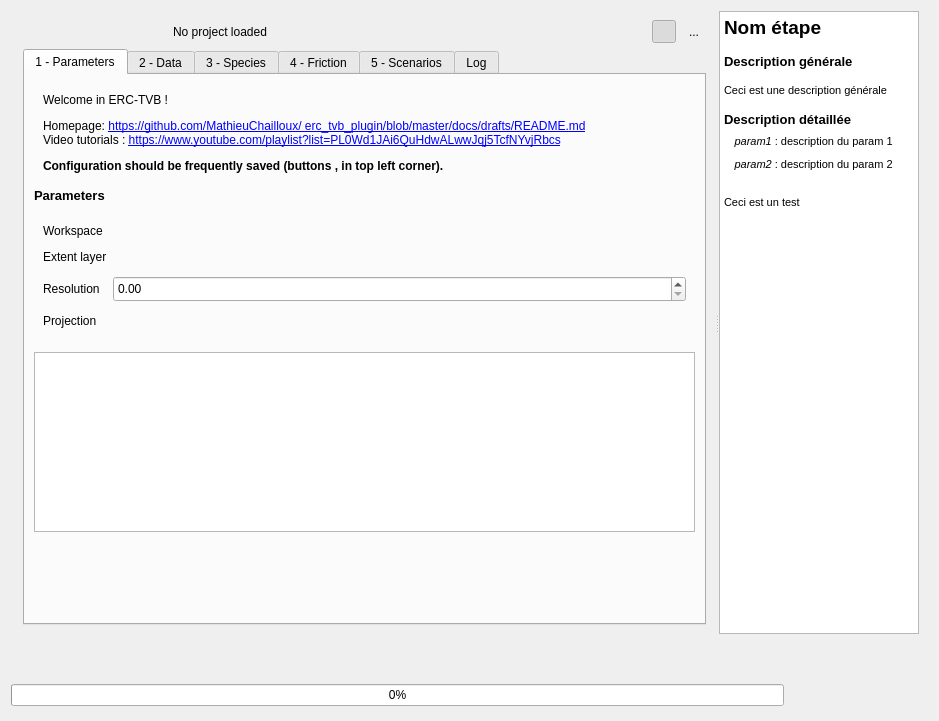
Old version of the form ui/erc_tvb_plugin_dialog_base.ui in the repository MathieuChailloux/MitiConnect.
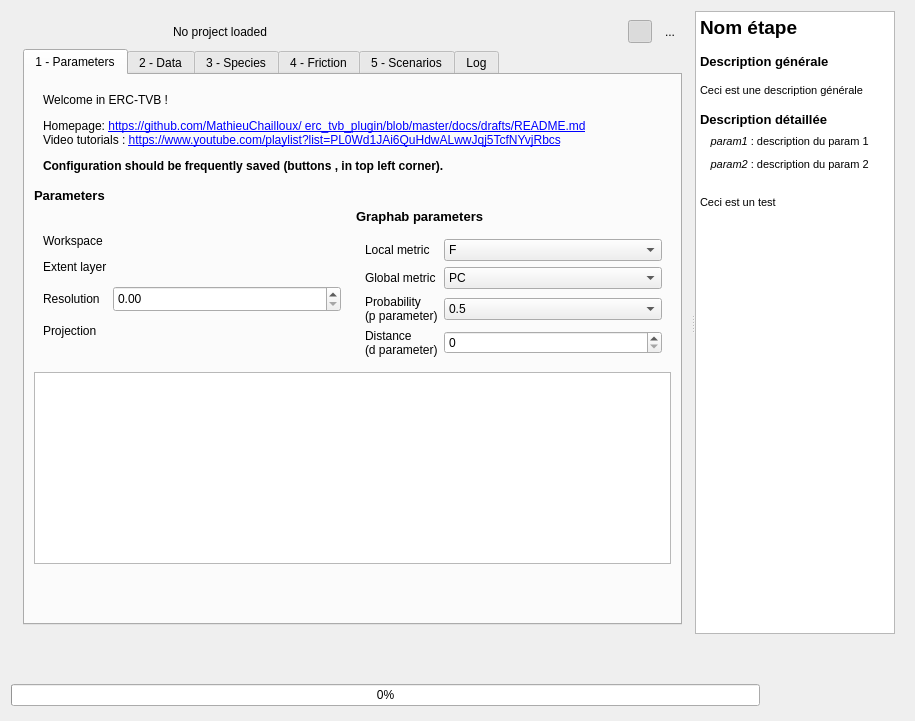
New version of the form. Icons and pictures are not drawn. Custom widgets are drawn as their Qt base class.

Commit message: Add graphab parameters

Diff of the .ui file:
```diff
--- a/ui/erc_tvb_plugin_dialog_base.ui
+++ b/ui/erc_tvb_plugin_dialog_base.ui
@@ -6,7 +6,7 @@
    <rect>
     <x>0</x>
     <y>0</y>
-    <width>939</width>
+    <width>915</width>
     <height>721</height>
    </rect>
   </property>
@@ -83,7 +83,7 @@
            <rect>
             <x>0</x>
             <y>0</y>
-            <width>704</width>
+            <width>680</width>
             <height>627</height>
            </rect>
           </property>
@@ -299,11 +299,51 @@
               <attribute name="title">
                <string>1 - Parameters</string>
               </attribute>
-              <layout class="QVBoxLayout" name="verticalLayout_2">
-               <item>
+              <layout class="QGridLayout" name="gridLayout_14">
+               <item row="4" column="0" colspan="2">
+                <widget class="QTableView" name="paramsView">
+                 <property name="enabled">
+                  <bool>true</bool>
+                 </property>
+                 <property name="sizePolicy">
+                  <sizepolicy hsizetype="Expanding" vsizetype="Expanding">
+                   <horstretch>0</horstretch>
+                   <verstretch>0</verstretch>
+                  </sizepolicy>
+                 </property>
+                 <property name="minimumSize">
+                  <size>
+                   <width>0</width>
+                   <height>180</height>
+                  </size>
+                 </property>
+                 <property name="maximumSize">
+                  <size>
+                   <width>16777215</width>
+                   <height>16777215</height>
+                  </size>
+                 </property>
+                 <property name="editTriggers">
+                  <set>QAbstractItemView::NoEditTriggers</set>
+                 </property>
+                 <property name="dragEnabled">
+                  <bool>false</bool>
+                 </property>
+                 <property name="alternatingRowColors">
+                  <bool>false</bool>
+                 </property>
+                 <property name="selectionBehavior">
+                  <enum>QAbstractItemView::SelectItems</enum>
+                 </property>
+                 <property name="sortingEnabled">
+                  <bool>false</bool>
+                 </property>
+                </widget>
+               </item>
+               <item row="0" column="0" colspan="2">
                 <widget class="QFrame" name="frame_14">
                  <property name="sizePolicy">
-                  <sizepolicy hsizetype="Preferred" vsizetype="Expanding">
+                  <sizepolicy hsizetype="Preferred" vsizetype="Fixed">
                    <horstretch>0</horstretch>
                    <verstretch>0</verstretch>
                   </sizepolicy>
@@ -324,7 +364,7 @@
                   <item row="0" column="0">
                    <widget class="QLabel" name="label_11">
                     <property name="sizePolicy">
-                     <sizepolicy hsizetype="Preferred" vsizetype="Expanding">
+                     <sizepolicy hsizetype="Preferred" vsizetype="Fixed">
                       <horstretch>0</horstretch>
                       <verstretch>0</verstretch>
                      </sizepolicy>
@@ -340,7 +380,162 @@
                  </layout>
                 </widget>
                </item>
-               <item>
+               <item row="2" column="1">
+                <widget class="QLabel" name="paramlabel_2">
+                 <property name="sizePolicy">
+                  <sizepolicy hsizetype="Fixed" vsizetype="Fixed">
+                   <horstretch>0</horstretch>
+                   <verstretch>0</verstretch>
+                  </sizepolicy>
+                 </property>
+                 <property name="font">
+                  <font>
+                   <pointsize>10</pointsize>
+                   <weight>75</weight>
+                   <bold>true</bold>
+                  </font>
+                 </property>
+                 <property name="text">
+                  <string>Graphab parameters</string>
+                 </property>
+                </widget>
+               </item>
+               <item row="3" column="1">
+                <widget class="QFrame" name="frame_15">
+                 <property name="sizePolicy">
+                  <sizepolicy hsizetype="Expanding" vsizetype="Fixed">
+                   <horstretch>0</horstretch>
+                   <verstretch>0</verstretch>
+                  </sizepolicy>
+                 </property>
+                 <property name="minimumSize">
+                  <size>
+                   <width>0</width>
+                   <height>107</height>
+                  </size>
+                 </property>
+                 <property name="frameShape">
+                  <enum>QFrame::NoFrame</enum>
+                 </property>
+                 <property name="frameShadow">
+                  <enum>QFrame::Raised</enum>
+                 </property>
+                 <layout class="QGridLayout" name="gridLayout_13">
+                  <item row="0" column="0">
+                   <widget class="QLabel" name="label_48">
+                    <property name="sizePolicy">
+                     <sizepolicy hsizetype="Fixed" vsizetype="Fixed">
+                      <horstretch>0</horstretch>
+                      <verstretch>0</verstretch>
+                     </sizepolicy>
+                    </property>
+                    <property name="text">
+                     <string>Local metric</string>
+                    </property>
+                   </widget>
+                  </item>
+                  <item row="0" column="1">
+                   <widget class="QComboBox" name="localMetric">
+                    <item>
+                     <property name="text">
+                      <string>F</string>
+                     </property>
+                    </item>
+                    <item>
+                     <property name="text">
+                      <string>IF</string>
+                     </property>
+                    </item>
+                    <item>
+                     <property name="text">
+                      <string>BC</string>
+                     </property>
+                    </item>
+                   </widget>
+                  </item>
+                  <item row="1" column="0">
+                   <widget class="QLabel" name="label_49">
+                    <property name="sizePolicy">
+                     <sizepolicy hsizetype="Fixed" vsizetype="Fixed">
+                      <horstretch>0</horstretch>
+                      <verstretch>0</verstretch>
+                     </sizepolicy>
+                    </property>
+                    <property name="text">
+                     <string>Global metric</string>
+                    </property>
+                   </widget>
+                  </item>
+                  <item row="1" column="1">
+                   <widget class="QComboBox" name="globalMetric">
+                    <item>
+                     <property name="text">
+                      <string>PC</string>
+                     </property>
+                    </item>
+                    <item>
+                     <property name="text">
+                      <string>EC</string>
+                     </property>
+                    </item>
+                    <item>
+                     <property name="text">
+                      <string>IIC</string>
+                     </property>
+                    </item>
+                   </widget>
+                  </item>
+                  <item row="2" column="0">
+                   <widget class="QLabel" name="label_50">
+                    <property name="sizePolicy">
+                     <sizepolicy hsizetype="Fixed" vsizetype="Fixed">
+                      <horstretch>0</horstretch>
+                      <verstretch>0</verstretch>
+                     </sizepolicy>
+                    </property>
+                    <property name="text">
+                     <string>&lt;html&gt;&lt;head/&gt;&lt;body&gt;&lt;p&gt;Probability&lt;br/&gt;(p parameter)&lt;/p&gt;&lt;/body&gt;&lt;/html&gt;</string>
+                    </property>
+                   </widget>
+                  </item>
+                  <item row="2" column="1">
+                   <widget class="QComboBox" name="probaParam">
+                    <item>
+                     <property name="text">
+                      <string>0.5</string>
+                     </property>
+                    </item>
+                    <item>
+                     <property name="text">
+                      <string>0.05</string>
+                     </property>
+                    </item>
+                   </widget>
+                  </item>
+                  <item row="3" column="0">
+                   <widget class="QLabel" name="label_51">
+                    <property name="sizePolicy">
+                     <sizepolicy hsizetype="Fixed" vsizetype="Fixed">
+                      <horstretch>0</horstretch>
+                      <verstretch>0</verstretch>
+                     </sizepolicy>
+                    </property>
+                    <property name="text">
+                     <string>&lt;html&gt;&lt;head/&gt;&lt;body&gt;&lt;p&gt;Distance&lt;br/&gt;(d parameter)&lt;/p&gt;&lt;/body&gt;&lt;/html&gt;</string>
+                    </property>
+                   </widget>
+                  </item>
+                  <item row="3" column="1">
+                   <widget class="QgsSpinBox" name="distParam">
+                    <property name="maximum">
+                     <number>999999999</number>
+                    </property>
+                   </widget>
+                  </item>
+                 </layout>
+                </widget>
+               </item>
+               <item row="1" column="0">
                 <widget class="QLabel" name="paramlabel">
                  <property name="sizePolicy">
                   <sizepolicy hsizetype="Fixed" vsizetype="Fixed">
@@ -360,7 +555,7 @@
                  </property>
                 </widget>
                </item>
-               <item>
+               <item row="2" column="0" rowspan="2">
                 <widget class="QFrame" name="frame_12">
                  <property name="sizePolicy">
                   <sizepolicy hsizetype="Expanding" vsizetype="Fixed">
@@ -488,47 +683,7 @@
                  </layout>
                 </widget>
                </item>
-               <item>
-                <widget class="QTableView" name="paramsView">
-                 <property name="enabled">
-                  <bool>true</bool>
-                 </property>
-                 <property name="sizePolicy">
-                  <sizepolicy hsizetype="Expanding" vsizetype="Fixed">
-                   <horstretch>0</horstretch>
-                   <verstretch>0</verstretch>
-                  </sizepolicy>
-                 </property>
-                 <property name="minimumSize">
-                  <size>
-                   <width>0</width>
-                   <height>180</height>
-                  </size>
-                 </property>
-                 <property name="maximumSize">
-                  <size>
-                   <width>16777215</width>
-                   <height>180</height>
-                  </size>
-                 </property>
-                 <property name="editTriggers">
-                  <set>QAbstractItemView::NoEditTriggers</set>
-                 </property>
-                 <property name="dragEnabled">
-                  <bool>false</bool>
-                 </property>
-                 <property name="alternatingRowColors">
-                  <bool>false</bool>
-                 </property>
-                 <property name="selectionBehavior">
-                  <enum>QAbstractItemView::SelectItems</enum>
-                 </property>
-                 <property name="sortingEnabled">
-                  <bool>false</bool>
-                 </property>
-                </widget>
-               </item>
-               <item>
+               <item row="5" column="1">
                 <spacer name="verticalSpacer">
                  <property name="orientation">
                   <enum>Qt::Vertical</enum>
@@ -2634,6 +2789,11 @@
    <header>qgsprojectionselectionwidget.h</header>
    <container>1</container>
   </customwidget>
+  <customwidget>
+   <class>QgsSpinBox</class>
+   <extends>QSpinBox</extends>
+   <header>qgsspinbox.h</header>
+  </customwidget>
   <customwidget>
    <class>QgsScrollArea</class>
    <extends>QScrollArea</extends>
```
The commit also changes 2 other files.
